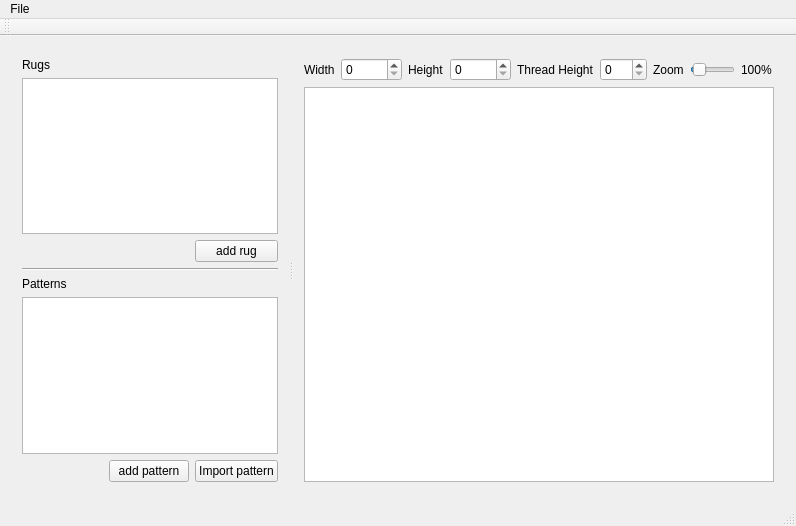
First picture: the form in mainwindow.ui, repository pierremarc/FuzzyRug, before the edit.
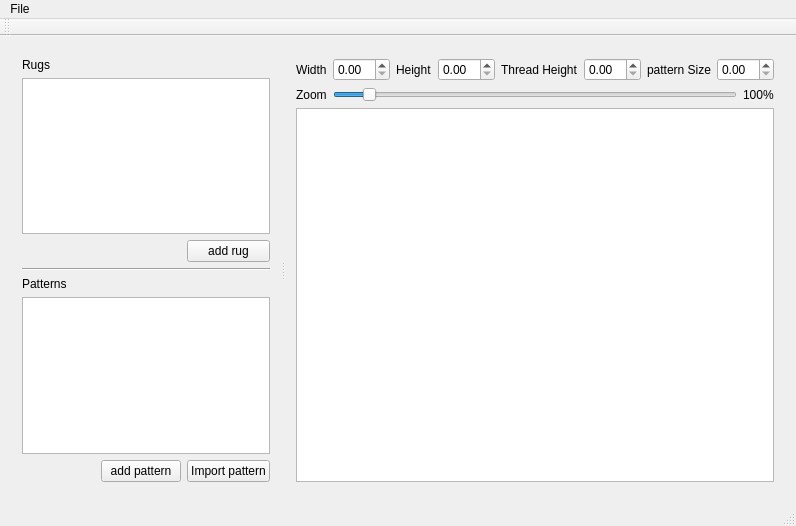
Second picture: the form after the edit.

Patch:
```diff
--- a/mainwindow.ui
+++ b/mainwindow.ui
@@ -106,7 +106,7 @@
         </sizepolicy>
        </property>
        <layout class="QGridLayout" name="gridLayout_2">
-        <item row="0" column="0">
+        <item row="0" column="0" colspan="3">
          <layout class="QHBoxLayout" name="horizontalLayout">
           <item>
            <widget class="QLabel" name="label_3">
@@ -116,11 +116,7 @@
            </widget>
           </item>
           <item>
-           <widget class="QSpinBox" name="rugWidth">
-            <property name="maximum">
-             <number>99999</number>
-            </property>
-           </widget>
+           <widget class="QDoubleSpinBox" name="rugWidth"/>
           </item>
           <item>
            <widget class="QLabel" name="label_4">
@@ -130,11 +126,7 @@
            </widget>
           </item>
           <item>
-           <widget class="QSpinBox" name="rugHeight">
-            <property name="maximum">
-             <number>99999</number>
-            </property>
-           </widget>
+           <widget class="QDoubleSpinBox" name="rugHeight"/>
           </item>
           <item>
            <widget class="QLabel" name="label_5">
@@ -144,20 +136,44 @@
            </widget>
           </item>
           <item>
-           <widget class="QSpinBox" name="threadHeight">
-            <property name="maximum">
-             <number>999</number>
+           <widget class="QDoubleSpinBox" name="threadHeight"/>
+          </item>
+          <item>
+           <widget class="QLabel" name="label_7">
+            <property name="text">
+             <string>pattern Size</string>
             </property>
            </widget>
           </item>
           <item>
+           <widget class="QDoubleSpinBox" name="patternSize"/>
+          </item>
+          <item>
+           <spacer name="horizontalSpacer">
+            <property name="orientation">
+             <enum>Qt::Horizontal</enum>
+            </property>
+            <property name="sizeHint" stdset="0">
+             <size>
+              <width>40</width>
+              <height>20</height>
+             </size>
+            </property>
+           </spacer>
+          </item>
+         </layout>
+        </item>
+        <item row="2" column="0" colspan="3">
+         <widget class="QGraphicsView" name="rugView"/>
+        </item>
+        <item row="1" column="0">
            <widget class="QLabel" name="label_6">
             <property name="text">
              <string>Zoom</string>
             </property>
            </widget>
           </item>
-          <item>
+        <item row="1" column="1">
            <widget class="QSlider" name="zoom">
             <property name="minimum">
              <number>10</number>
@@ -179,31 +195,13 @@
             </property>
            </widget>
           </item>
-          <item>
+        <item row="1" column="2">
            <widget class="QLabel" name="zoomLabel">
             <property name="text">
              <string>100%</string>
             </property>
            </widget>
           </item>
-          <item>
-           <spacer name="horizontalSpacer">
-            <property name="orientation">
-             <enum>Qt::Horizontal</enum>
-            </property>
-            <property name="sizeHint" stdset="0">
-             <size>
-              <width>40</width>
-              <height>20</height>
-             </size>
-            </property>
-           </spacer>
-          </item>
-         </layout>
-        </item>
-        <item row="1" column="0">
-         <widget class="QGraphicsView" name="rugView"/>
-        </item>
        </layout>
       </widget>
      </widget>
```
Left out of the diff: 2 changed lines with no effect on the pictures. Lines whose indentation alone changed are shown as unchanged.
